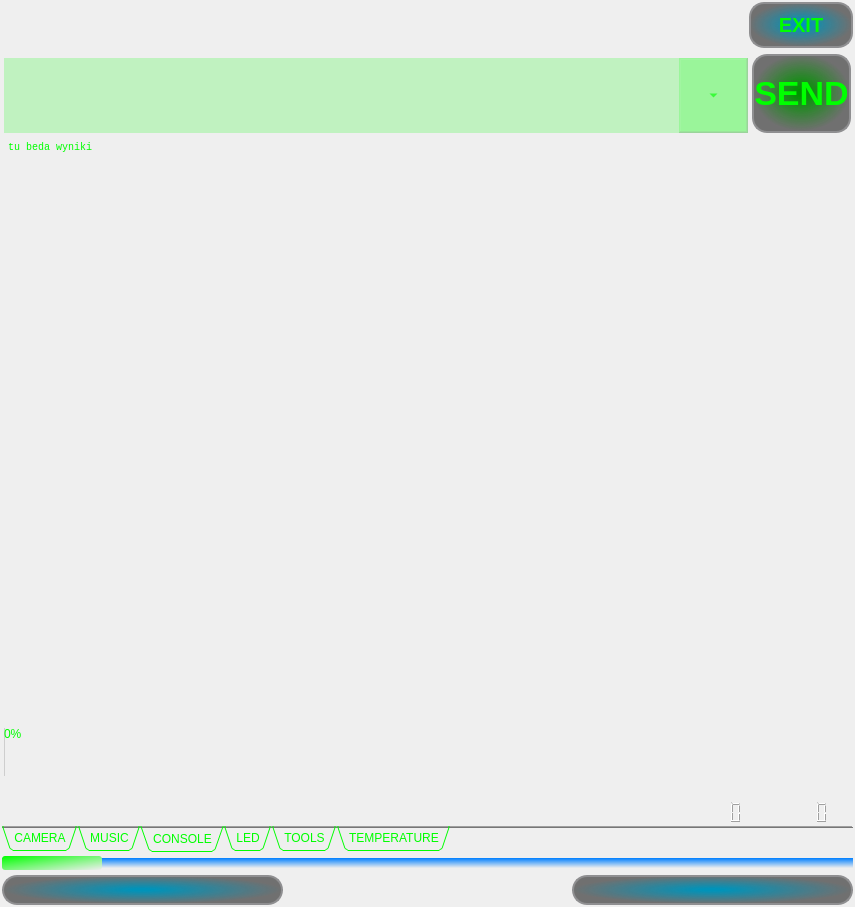
First picture: the form in iDom_Client/idom_client.ui, repository cyniu88/QT_kurs, before the edit.
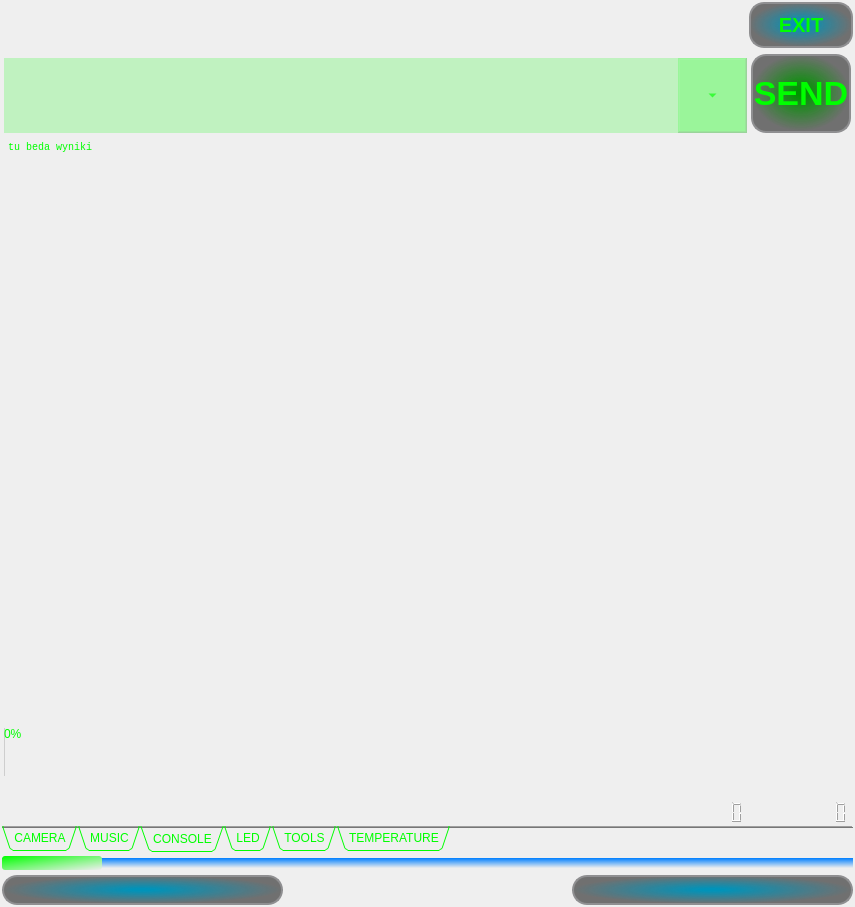
Second picture: the form after the edit. The open tabs and pages were chosen to show the change. Icons and pictures are not drawn.

Commit message: powiekszony licznik odebranych danych + nowa wersja exe

Diff of the .ui file:
```diff
--- a/iDom_Client/idom_client.ui
+++ b/iDom_Client/idom_client.ui
@@ -664,6 +664,9 @@
  
 border: none ;</string>
             </property>
+            <property name="digitCount">
+             <number>9</number>
+            </property>
            </widget>
           </item>
           <item row="3" column="0" colspan="3">
@@ -897,6 +900,9 @@
             <property name="frameShape">
              <enum>QFrame::Box</enum>
             </property>
+            <property name="digitCount">
+             <number>9</number>
+            </property>
             <property name="segmentStyle">
              <enum>QLCDNumber::Outline</enum>
             </property>
```
The commit also changes 1 other file.
